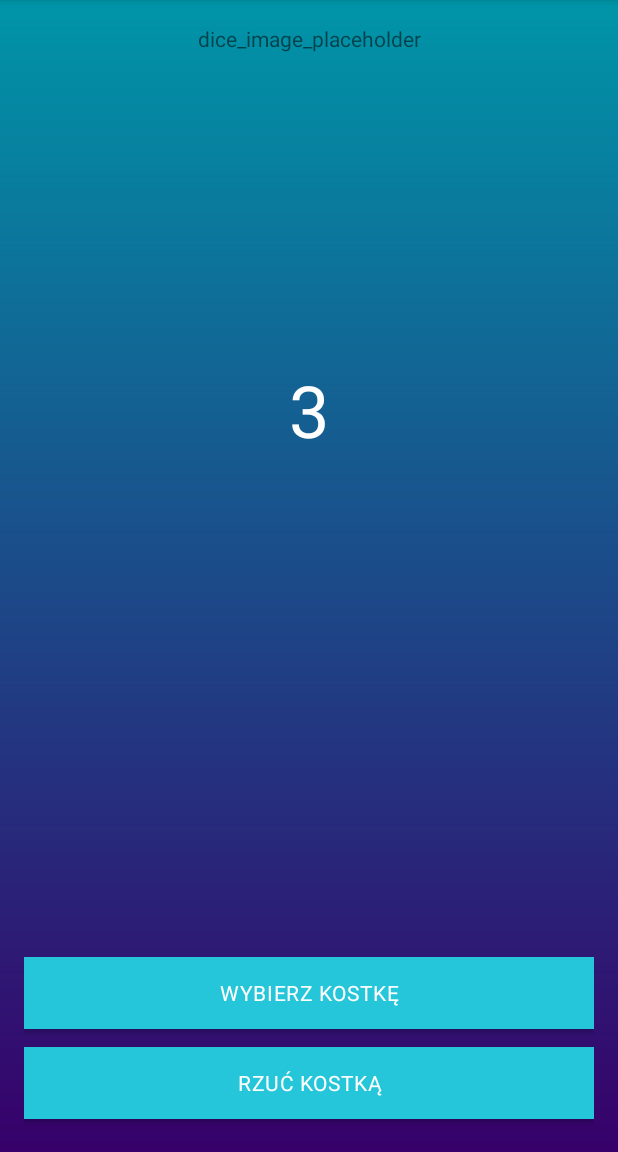
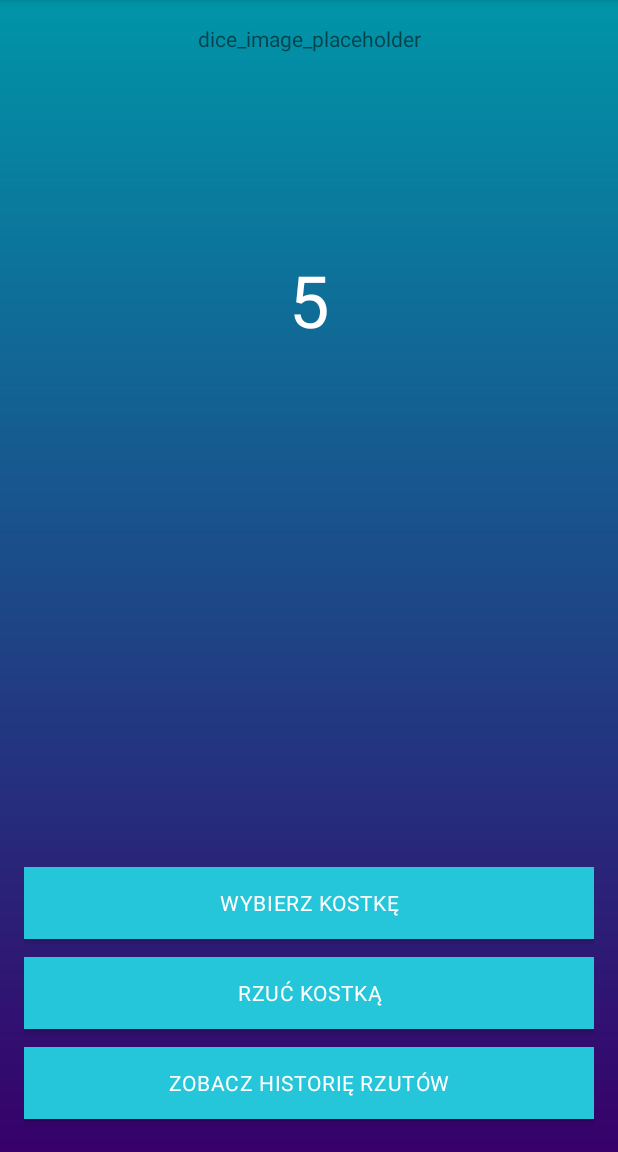
Before and after one commit to x2-17-Asystent-Gier-Planszowych/Asystent_Gier_Planszowych, an Android app: the fragment DiceFragment shown on its own in the app's theme, after a tap on "RZUĆ KOSTKĄ", on a phone screen of 412 x 824 dp, the part 84-1236 px from its top. Run offline under Robolectric (Android 15) with nearby library versions, the phone set to English and light mode, and no system bars.

Commit message:
Added show dice roll history button

```diff
--- a/App/AsystentGierPlanszowych/app/src/main/java/pwcdma/asystentgierplanszowych/fragment/DiceFragment.java
+++ b/App/AsystentGierPlanszowych/app/src/main/java/pwcdma/asystentgierplanszowych/fragment/DiceFragment.java
@@ -18,14 +18,6 @@ import java.util.ArrayList;
 import pwcdma.asystentgierplanszowych.R;
 import pwcdma.asystentgierplanszowych.model.Dice;
 
-/**
- * A simple {@link Fragment} subclass.
- * Activities that contain this fragment must implement the
- * {@link DiceFragment.OnFragmentInteractionListener} interface
- * to handle interaction events.
- * Use the {@link DiceFragment#newInstance} factory method to
- * create an instance of this fragment.
- */
 public class DiceFragment extends Fragment {
 
     private final static String TAG = DiceFragment.class.getSimpleName();
@@ -34,11 +26,13 @@ public class DiceFragment extends Fragment {
     private TextView mDicePickedTestTV;
     private Button mPickDiceButton;
     private Button mRollDiceButton;
+    private Button mShowDiceRollHistoryBtn;
     private AlertDialog.Builder builder;
     private AlertDialog mPickDiceDialog;
     private int mPickedDice = 1; //1 = K6
     private String[] items = {"K4", "K6", "K8", "K10", "K12", "K20"};
     private ArrayList<Dice> dices = new ArrayList<>();
+    private ArrayList<Integer> results = new ArrayList<>();
 
     public DiceFragment() {
         // Required empty public constructor
@@ -79,6 +73,7 @@ public class DiceFragment extends Fragment {
         Log.d(TAG, "setOnClickListerners: ");
         mPickDiceButton.setOnClickListener(onClickListenerPick);
         mRollDiceButton.setOnClickListener(onClickListenerRoll);
+
     }
 
 
@@ -87,6 +82,7 @@ public class DiceFragment extends Fragment {
         mDicePickedTestTV = view.findViewById(R.id.dicePicked);
         mPickDiceButton = view.findViewById(R.id.dicePickDiceBtn);
         mRollDiceButton = view.findViewById(R.id.diceRollDiceBtn);
+        mShowDiceRollHistoryBtn = view.findViewById(R.id.diceResultHistoryBtn);
         mDiceRollResult = view.findViewById(R.id.diceResult);
     }
 
@@ -155,6 +151,35 @@ public class DiceFragment extends Fragment {
     }
 
 
+    private void setupHistoryDialog() {
+        Log.d(TAG, "setupDialog: ");
+        ArrayAdapter<String> adapter = new ArrayAdapter<>(getContext(), R.layout.custom_dice_dialog, items);
+        builder = new AlertDialog.Builder(getContext());
+        builder.setTitle(R.string.diceFragmentPickADiceText);
+        builder.setSingleChoiceItems(adapter, -1, new DialogInterface.OnClickListener() {
+            @Override
+            public void onClick(DialogInterface dialog, int which) {
+                mPickedDice = which;
+            }
+        });
+        builder.setPositiveButton(R.string.diceFragmentPickADiceOKBtn, new DialogInterface.OnClickListener() {
+            @Override
+            public void onClick(DialogInterface dialog, int which) {
+                Log.d(TAG, "onClick: " + mPickedDice);
+                mDicePickedTestTV.setText(items[mPickedDice]);
+            }
+        });
+        builder.setNegativeButton(R.string.diceFragmentPickADiceCancelBtn, new DialogInterface.OnClickListener() {
+            @Override
+            public void onClick(DialogInterface dialog, int which) {
+                mPickDiceDialog.dismiss();
+            }
+        });
+        mPickDiceDialog = builder.create();
+
+    }
+
+
     private View.OnClickListener onClickListenerPick = new View.OnClickListener() {
         @Override
         public void onClick(View view) {
@@ -166,12 +191,19 @@ public class DiceFragment extends Fragment {
     private View.OnClickListener onClickListenerRoll = new View.OnClickListener() {
         @Override
         public void onClick(View view) {
-            Log.d(TAG, "onClick: Roll " + dices.get(mPickedDice).roll());
-            mDiceRollResult.setText(String.valueOf(dices.get(mPickedDice).roll()));
+            int result = dices.get(mPickedDice).roll();
+            Log.d(TAG, "onClick: Roll " + result);
+            mDiceRollResult.setText(String.valueOf(result));
+            results.add(result);
         }
     };
 
-
+private View.OnClickListener onClickListenerShowHistory = new View.OnClickListener() {
+    @Override
+    public void onClick(View v) {
+        // TODO: 07.11.2017 do some magic here
+    }
+};
     public interface OnFragmentInteractionListener {
         void onFragmentInteraction(Uri uri);
     }
--- a/App/AsystentGierPlanszowych/app/src/main/res/layout/fragment_dice.xml
+++ b/App/AsystentGierPlanszowych/app/src/main/res/layout/fragment_dice.xml
@@ -1,6 +1,7 @@
 <LinearLayout xmlns:android="http://schemas.android.com/apk/res/android"
     xmlns:app="http://schemas.android.com/apk/res-auto"
     xmlns:tools="http://schemas.android.com/tools"
+    android:id="@+id/diceLL"
     android:layout_width="match_parent"
     android:layout_height="match_parent"
     android:background="@drawable/gradient_background"
@@ -12,31 +13,32 @@
     <FrameLayout
         android:layout_width="match_parent"
         android:layout_height="0dp"
-        android:layout_weight=".7">
+        android:layout_weight=".5">
 
         <TextView
-            android:gravity="center"
             android:id="@+id/diceResult"
             android:layout_width="match_parent"
             android:layout_height="match_parent"
-            android:textAppearance="@style/DiceResultBig"
-            android:text="0" />
+            android:gravity="center"
+            android:text="0"
+            android:textAppearance="@style/DiceResultBig" />
 
         <TextView
-            android:gravity="center_horizontal"
             android:id="@+id/dicePicked"
             android:layout_width="match_parent"
             android:layout_height="match_parent"
+            android:gravity="center_horizontal"
             android:text="@string/diceImagePlaceholder" />
 
     </FrameLayout>
 
     <LinearLayout
-        android:gravity="bottom"
         android:layout_width="match_parent"
         android:layout_height="0dp"
-        android:layout_weight=".3"
+        android:layout_weight=".5"
+        android:gravity="bottom"
         android:orientation="vertical">
+
 
         <Button
             android:id="@+id/dicePickDiceBtn"
@@ -59,6 +61,19 @@
             android:text="@string/diceRollDiceText"
             android:textAllCaps="true"
             android:textAppearance="@style/ButtonLabelPrimary" />
+
+        <Button
+            android:id="@+id/diceResultHistoryBtn"
+            android:layout_width="match_parent"
+            android:layout_height="wrap_content"
+            android:layout_marginBottom="@dimen/smallVerticalButtonMargin"
+            android:layout_marginTop="@dimen/smallVerticalButtonMargin"
+            android:background="@drawable/button_primary_selector"
+            android:text="Zobacz historię rzutów"
+            android:textAllCaps="true"
+            android:textAppearance="@style/ButtonLabelPrimary" />
+
+
     </LinearLayout>
 
 </LinearLayout>
--- a/App/AsystentGierPlanszowych/build.gradle
+++ b/App/AsystentGierPlanszowych/build.gradle
@@ -5,7 +5,7 @@ buildscript {
         jcenter()
     }
     dependencies {
-        classpath 'com.android.tools.build:gradle:2.3.3'
+        classpath 'com.android.tools.build:gradle:3.0.0'
 
         // NOTE: Do not place your application dependencies here; they belong
         // in the individual module build.gradle files
```
Also changed, not shown: App/AsystentGierPlanszowych/app/build.gradle (+14 -1 lines), App/AsystentGierPlanszowych/app/src/main/AndroidManifest.xml (+7 -5 lines), App/AsystentGierPlanszowych/app/src/main/res/values/styles.xml (+10 -0 lines), App/AsystentGierPlanszowych/gradle/wrapper/gradle-wrapper.properties, 2 other files.
